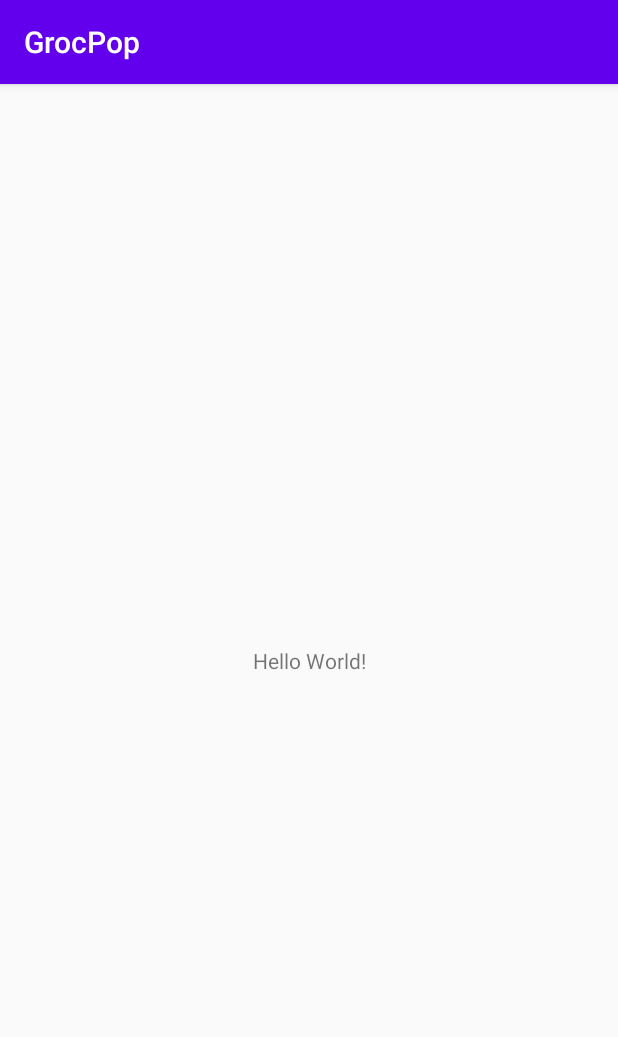
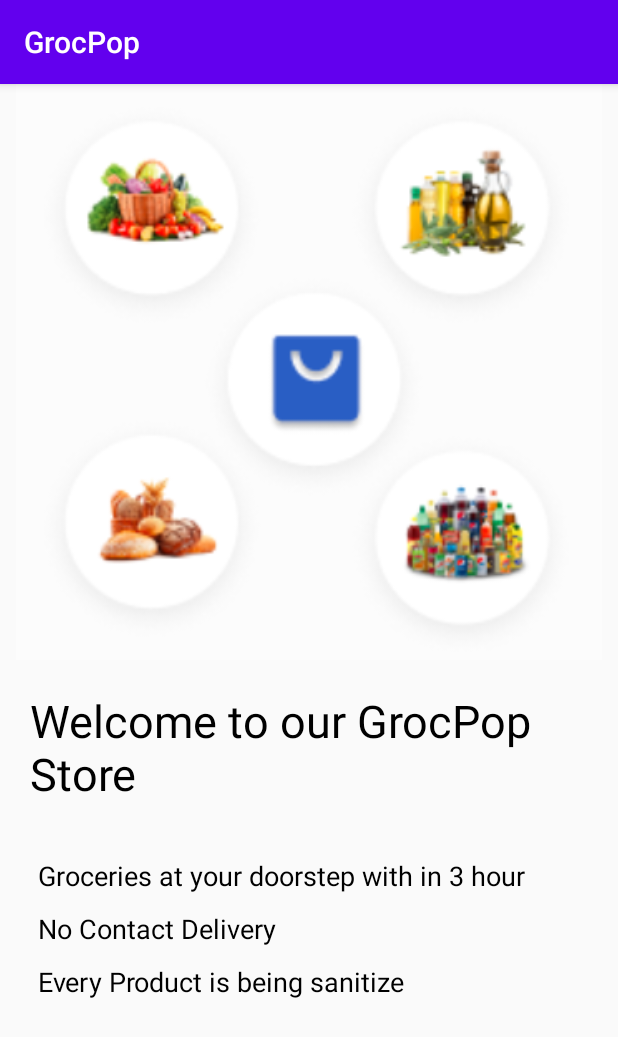
Before and after one commit to kundanm15692/GrocPop, an Android app: the screen it shows after launch (MainActivity before the commit, LoginActivity after it), on a phone screen of 412 x 824 dp. Shown: the top 1037 px of the screen. Run offline under Robolectric (Android 15) with nearby library versions, the phone set to English and light mode, and no system bars.

Commit message:
Design Login Welcome Screen

```diff
--- a/app/src/main/AndroidManifest.xml
+++ b/app/src/main/AndroidManifest.xml
@@ -10,7 +10,7 @@
         android:roundIcon="@mipmap/ic_launcher_round"
         android:supportsRtl="true"
         android:theme="@style/AppTheme">
-        <activity android:name=".MainActivity">
+        <activity android:name=".UI.Login.LoginActivity">
             <intent-filter>
                 <action android:name="android.intent.action.MAIN" />
 
--- a/app/src/main/java/application/android/com/grocpop/MainActivity.java
+++ b/app/src/main/java/application/android/com/grocpop/UI/Login/LoginActivity.java
@@ -1,9 +1,11 @@
-package application.android.com.grocpop;
+package application.android.com.grocpop.UI.Login;
 
 import androidx.appcompat.app.AppCompatActivity;
 import android.os.Bundle;
 
-public class MainActivity extends AppCompatActivity {
+import application.android.com.grocpop.R;
+
+public class LoginActivity extends AppCompatActivity {
 
     @Override
     protected void onCreate(Bundle savedInstanceState) {
--- a/app/src/main/res/layout/activity_main.xml
+++ b/app/src/main/res/layout/activity_main.xml
@@ -1,18 +1,77 @@
 <?xml version="1.0" encoding="utf-8"?>
-<androidx.constraintlayout.widget.ConstraintLayout xmlns:android="http://schemas.android.com/apk/res/android"
+<LinearLayout xmlns:android="http://schemas.android.com/apk/res/android"
     xmlns:app="http://schemas.android.com/apk/res-auto"
     xmlns:tools="http://schemas.android.com/tools"
     android:layout_width="match_parent"
     android:layout_height="match_parent"
-    tools:context=".MainActivity">
+    tools:context=".UI.Login.LoginActivity"
+    android:orientation="vertical"
+    android:weightSum="2">
 
-    <TextView
-        android:layout_width="wrap_content"
-        android:layout_height="wrap_content"
-        android:text="Hello World!"
-        app:layout_constraintBottom_toBottomOf="parent"
-        app:layout_constraintLeft_toLeftOf="parent"
-        app:layout_constraintRight_toRightOf="parent"
-        app:layout_constraintTop_toTopOf="parent" />
 
-</androidx.constraintlayout.widget.ConstraintLayout>
+    <LinearLayout
+        android:layout_width="match_parent"
+        android:layout_height="match_parent"
+        android:layout_weight="1">
+        <androidx.appcompat.widget.AppCompatImageView
+            android:layout_width="match_parent"
+            android:layout_height="match_parent"
+            android:src="@drawable/loginScreen">
+        </androidx.appcompat.widget.AppCompatImageView>
+    </LinearLayout>
+
+
+
+    <LinearLayout
+        android:layout_width="match_parent"
+        android:layout_height="match_parent"
+        android:layout_weight="1">
+
+
+        <LinearLayout
+            android:id="@+id/welcome_msg"
+            android:layout_width="match_parent"
+            android:layout_height="match_parent"
+            android:orientation="vertical"
+            android:padding="@dimen/dp_20">
+
+            <TextView
+                android:layout_width="match_parent"
+                android:layout_height="wrap_content"
+                android:text="Welcome to our GrocPop Store"
+                android:textColor="@color/color_000000"
+                android:textSize="30dp">
+            </TextView>
+
+            <androidx.appcompat.widget.AppCompatTextView
+                android:layout_width="match_parent"
+                android:layout_height="wrap_content"
+                android:textSize="@dimen/sp_18"
+                android:padding="@dimen/dp_5"
+                android:textColor="@color/color_000000"
+                android:layout_marginTop="@dimen/dp_30"
+                android:text="Groceries at your doorstep with in 3 hour">
+            </androidx.appcompat.widget.AppCompatTextView>
+
+            <androidx.appcompat.widget.AppCompatTextView
+                android:layout_width="match_parent"
+                android:layout_height="wrap_content"
+                android:textSize="@dimen/sp_18"
+                android:padding="@dimen/dp_5"
+                android:textColor="@color/color_000000"
+                android:text="No Contact Delivery">
+            </androidx.appcompat.widget.AppCompatTextView>
+
+            <androidx.appcompat.widget.AppCompatTextView
+                android:layout_width="match_parent"
+                android:layout_height="wrap_content"
+                android:textSize="@dimen/sp_18"
+                android:padding="@dimen/dp_5"
+                android:textColor="@color/color_000000"
+                android:text="Every Product is being sanitize">
+            </androidx.appcompat.widget.AppCompatTextView>
+
+        </LinearLayout>
+
+    </LinearLayout>
+</LinearLayout>
--- a/app/src/main/res/values/colors.xml
+++ b/app/src/main/res/values/colors.xml
@@ -4,6 +4,7 @@
     <color name="colorPrimaryDark">#3700B3</color>
     <color name="colorAccent">#03DAC5</color>
 
+    <color name="color_000000">#000000</color>
 
 
     <!--For Alert Dialog-->
--- /dev/null
+++ b/app/src/main/res/values/dimen.xml
@@ -0,0 +1,26 @@
+<?xml version="1.0" encoding="utf-8"?>
+<resources>
+
+    <dimen name="dp_5">5dp</dimen>
+    <dimen name="dp_10">10dp</dimen>
+    <dimen name="dp_15">15dp</dimen>
+    <dimen name="dp_20">20dp</dimen>
+    <dimen name="dp_25">25dp</dimen>
+    <dimen name="dp_30">30dp</dimen>
+    <dimen name="dp_35">35dp</dimen>
+    <dimen name="dp_40">40dp</dimen>
+
+
+    <dimen name="sp_5">5sp</dimen>
+    <dimen name="sp_10">10sp</dimen>
+    <dimen name="sp_15">15sp</dimen>
+    <dimen name="sp_18">18sp</dimen>
+    <dimen name="sp_20">20sp</dimen>
+    <dimen name="sp_22">22sp</dimen>
+    <dimen name="sp_25">25sp</dimen>
+    <dimen name="sp_30">30sp</dimen>
+    <dimen name="sp_35">35sp</dimen>
+    <dimen name="sp_40">40sp</dimen>
+
+
+</resources>
--- a/app/src/main/res/values/strings.xml
+++ b/app/src/main/res/values/strings.xml
@@ -1,3 +1,4 @@
 <resources>
     <string name="app_name">GrocPop</string>
+
 </resources>
```
Also changed, not shown: app/src/main/res/drawable-v24/loginScreen.png (added).
